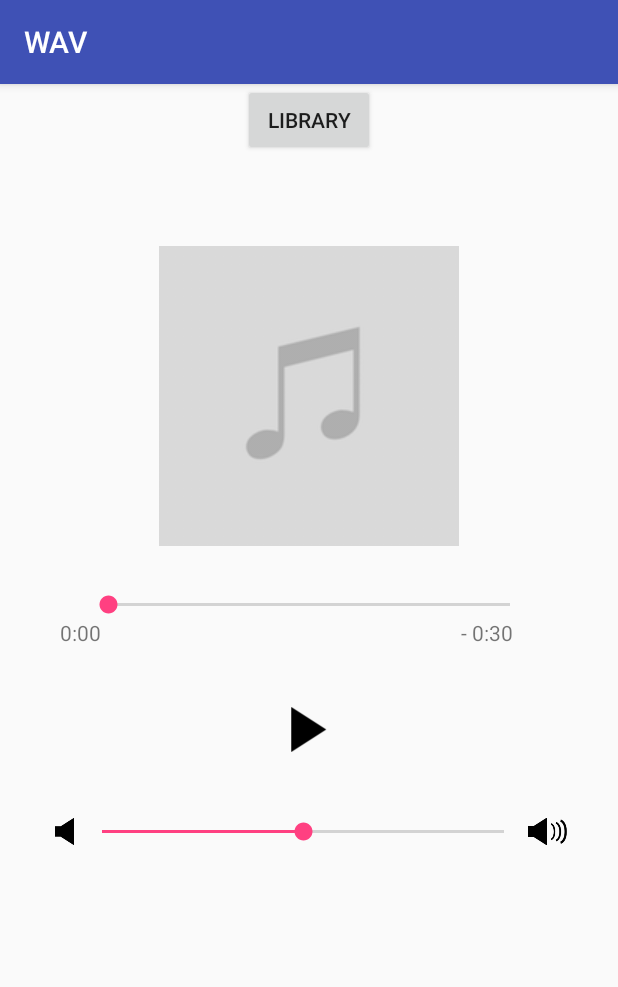
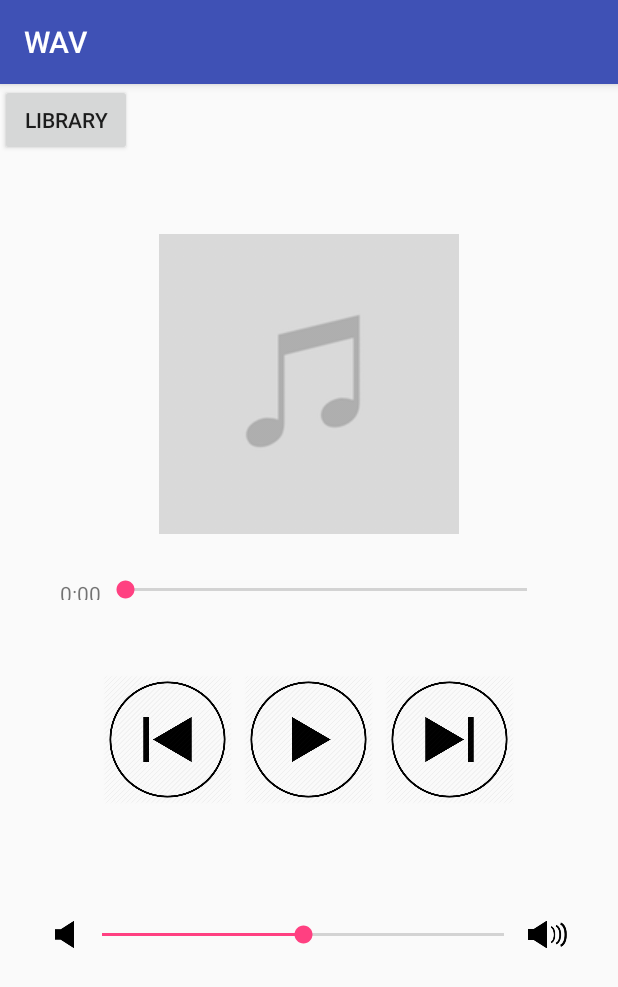
Before and after one commit to edwardvuong/WAV, an Android app: the screen it shows after launch (MainActivity), on a phone screen of 412 x 824 dp. Shown: the top 987 px of the screen. Run offline under Robolectric (Android 15) with nearby library versions, the phone set to English and light mode, and no system bars.

Commit message:
Updated player UI

```diff
--- a/app/build.gradle
+++ b/app/build.gradle
@@ -25,4 +25,5 @@ dependencies {
     testImplementation 'junit:junit:4.12'
     androidTestImplementation 'com.android.support.test:runner:1.0.2'
     androidTestImplementation 'com.android.support.test.espresso:espresso-core:3.0.2'
+    implementation 'com.android.support:design:28.0.0'
 }
--- a/app/src/main/java/com/wav/wav/MainActivity.java
+++ b/app/src/main/java/com/wav/wav/MainActivity.java
@@ -102,6 +102,7 @@ public class MainActivity extends AppCompatActivity {
             }
         }).start();
 
+        // Library Button
         Button btn = (Button)findViewById(R.id.librarybtn);
 
         btn.setOnClickListener(new View.OnClickListener() {
@@ -110,6 +111,8 @@ public class MainActivity extends AppCompatActivity {
                 startActivity(new Intent(MainActivity.this, Library.class));
             }
         });
+
+
 
     }
 
@@ -146,7 +149,7 @@ public class MainActivity extends AppCompatActivity {
         if (!mp.isPlaying()) {
             // Stopping
             mp.start();
-            playBtn.setBackgroundResource(R.drawable.stop);
+            playBtn.setBackgroundResource(R.drawable.pause);
 
         } else {
             // Playing
--- a/app/src/main/res/layout/activity_library.xml
+++ b/app/src/main/res/layout/activity_library.xml
@@ -4,21 +4,23 @@
     xmlns:tools="http://schemas.android.com/tools"
     android:layout_width="match_parent"
     android:layout_height="match_parent"
-    tools:context=".Library">
+    tools:context=".Library"
+    tools:layout_editor_absoluteY="81dp">
 
     <Button
         android:id="@+id/songs"
         android:layout_width="wrap_content"
         android:layout_height="wrap_content"
-        android:layout_marginBottom="5dp"
+        android:layout_marginBottom="1dp"
         android:layout_marginEnd="148dp"
         android:layout_marginLeft="148dp"
         android:layout_marginRight="148dp"
         android:layout_marginStart="148dp"
-        android:layout_marginTop="110dp"
+        android:layout_marginTop="100dp"
         android:text="Songs"
         app:layout_constraintBottom_toTopOf="@+id/artists"
         app:layout_constraintEnd_toEndOf="parent"
+        app:layout_constraintHorizontal_bias="0.0"
         app:layout_constraintStart_toStartOf="parent"
         app:layout_constraintTop_toTopOf="parent" />
 
@@ -26,7 +28,7 @@
         android:id="@+id/artists"
         android:layout_width="wrap_content"
         android:layout_height="wrap_content"
-        android:layout_marginBottom="10dp"
+        android:layout_marginBottom="1dp"
         android:layout_marginEnd="148dp"
         android:layout_marginLeft="148dp"
         android:layout_marginRight="148dp"
@@ -34,6 +36,7 @@
         android:text="Artists"
         app:layout_constraintBottom_toTopOf="@+id/albums"
         app:layout_constraintEnd_toEndOf="parent"
+        app:layout_constraintHorizontal_bias="0.0"
         app:layout_constraintStart_toStartOf="parent"
         app:layout_constraintTop_toBottomOf="@+id/songs" />
 
@@ -41,7 +44,7 @@
         android:id="@+id/albums"
         android:layout_width="wrap_content"
         android:layout_height="wrap_content"
-        android:layout_marginBottom="10dp"
+        android:layout_marginBottom="1dp"
         android:layout_marginEnd="148dp"
         android:layout_marginLeft="148dp"
         android:layout_marginRight="148dp"
@@ -56,7 +59,7 @@
         android:id="@+id/playlists"
         android:layout_width="wrap_content"
         android:layout_height="wrap_content"
-        android:layout_marginBottom="10dp"
+        android:layout_marginBottom="1dp"
         android:layout_marginEnd="144dp"
         android:layout_marginLeft="144dp"
         android:layout_marginRight="144dp"
@@ -77,7 +80,7 @@
         android:layout_marginLeft="137dp"
         android:layout_marginRight="137dp"
         android:layout_marginStart="137dp"
-        android:layout_marginTop="40dp"
+        android:layout_marginTop="8dp"
         android:text="Library"
         android:textSize="36sp"
         app:layout_constraintBottom_toTopOf="@+id/songs"
@@ -85,4 +88,20 @@
         app:layout_constraintStart_toStartOf="parent"
         app:layout_constraintTop_toTopOf="parent"
         tools:text="Library" />
+
+    <SearchView
+        android:id="@+id/searchBar"
+        android:layout_width="368dp"
+        android:layout_height="35dp"
+        android:layout_marginBottom="9dp"
+        android:layout_marginEnd="8dp"
+        android:layout_marginLeft="8dp"
+        android:layout_marginRight="8dp"
+        android:layout_marginStart="8dp"
+        android:layout_marginTop="8dp"
+        android:visibility="visible"
+        app:layout_constraintBottom_toTopOf="@+id/songs"
+        app:layout_constraintEnd_toEndOf="parent"
+        app:layout_constraintStart_toStartOf="parent"
+        app:layout_constraintTop_toBottomOf="@+id/library" />
 </android.support.constraint.ConstraintLayout>
--- a/app/src/main/res/layout/activity_main.xml
+++ b/app/src/main/res/layout/activity_main.xml
@@ -7,71 +7,148 @@
     tools:context="com.wav.wav.MainActivity"
     android:orientation="vertical"
     android:gravity="center_horizontal">
+<!--<android.support.constraint.ConstraintLayout xmlns:android="http://schemas.android.com/apk/res/android"-->
+    <!--xmlns:app="http://schemas.android.com/apk/res-auto"-->
+    <!--xmlns:tools="http://schemas.android.com/tools"-->
+    <!--android:layout_width="match_parent"-->
+    <!--android:layout_height="match_parent"-->
+    <!--tools:context=".Library"-->
+    <!--tools:layout_editor_absoluteY="81dp">-->
 
+    <TableRow
+        android:layout_width="match_parent"
+        android:layout_height="50dp">
         <Button
             android:id="@+id/librarybtn"
             android:layout_width="wrap_content"
             android:layout_height="wrap_content"
             android:text="Library"
+            tools:layout_editor_absoluteX="4dp"
+            tools:layout_editor_absoluteY="4dp"
             tools:text="Library" />
+    </TableRow>
+
 
     <ImageView
+        android:id="@+id/imageView3"
         android:layout_width="wrap_content"
         android:layout_height="wrap_content"
+        android:layout_marginEnd="8dp"
+        android:layout_marginLeft="8dp"
+        android:layout_marginRight="8dp"
+        android:layout_marginStart="8dp"
+        android:layout_marginTop="50dp"
         android:src="@drawable/image"
-        android:layout_marginTop="60dp"/>
+        app:layout_constraintEnd_toEndOf="parent"
+        app:layout_constraintStart_toStartOf="parent"
+        app:layout_constraintTop_toTopOf="parent" />
+
+
+    <LinearLayout
+        android:layout_width="match_parent"
+        android:layout_height="14dp"
+        android:layout_marginBottom="0dp"
+        android:layout_marginTop="30dp"
+        app:layout_constraintBottom_toTopOf="@+id/playBtn"
+        app:layout_constraintTop_toBottomOf="@+id/imageView3"
+        tools:layout_editor_absoluteX="0dp">
+
+        <TextView
+            android:id="@+id/elapsedTimeLabel"
+            android:layout_width="wrap_content"
+            android:layout_height="wrap_content"
+            android:layout_marginLeft="40dp"
+            android:text="0:11" />
 
         <SeekBar
             android:id="@+id/positionBar"
             android:layout_width="300dp"
             android:layout_height="wrap_content"
-        android:layout_marginTop="30dp"/>
+            tools:layout_editor_absoluteX="68dp"
+            tools:layout_editor_absoluteY="318dp" />
 
-    <LinearLayout
-        android:layout_width="match_parent"
-        android:layout_height="wrap_content">
-        <TextView
-            android:id="@+id/elapsedTimeLabel"
-            android:layout_width="wrap_content"
-            android:layout_height="wrap_content"
-            android:text="0:11"
-            android:layout_marginLeft="40dp"/>
         <TextView
             android:id="@+id/remainingTimeLabel"
             android:layout_width="wrap_content"
             android:layout_height="wrap_content"
-            android:text="-1:49"
-            android:layout_marginLeft="240dp"/>
+            android:layout_marginLeft="240dp"
+            android:text="-1:49" />
     </LinearLayout>
+
+
+    <TableRow
+        android:layout_width="match_parent"
+        android:layout_height="90dp"
+        android:layout_marginTop="50dp"
+        android:gravity="center_horizontal">
+
+        <Button
+            android:id="@+id/prevBtn"
+            android:layout_width="86dp"
+            android:layout_height="86dp"
+            android:layout_marginEnd="8dp"
+            android:layout_marginLeft="20dp"
+            android:layout_marginRight="8dp"
+            android:layout_marginStart="8dp"
+            android:background="@drawable/prev"
+            android:onClick="prevBtnClick"
+            app:layout_constraintEnd_toStartOf="@+id/playBtn"
+            app:layout_constraintStart_toStartOf="parent"
+            tools:layout_editor_absoluteY="349dp" />
+
 
         <Button
             android:id="@+id/playBtn"
-        android:layout_width="30dp"
-        android:layout_height="30dp"
+            android:layout_width="86dp"
+            android:layout_height="86dp"
             android:background="@drawable/play"
-        android:layout_marginTop="40dp"
-        android:onClick="playBtnClick"/>
+            android:onClick="playBtnClick"
+            tools:layout_editor_absoluteX="149dp"
+            tools:layout_editor_absoluteY="349dp" />
+
+        <Button
+            android:id="@+id/nextBtn"
+            android:layout_width="86dp"
+            android:layout_height="86dp"
+            android:layout_marginEnd="8dp"
+            android:layout_marginLeft="100dp"
+            android:layout_marginRight="0dp"
+            android:layout_marginStart="8dp"
+            android:background="@drawable/next"
+            android:onClick="nextBtnClick"
+            app:layout_constraintEnd_toEndOf="parent"
+            app:layout_constraintStart_toEndOf="@+id/playBtn"
+            tools:layout_editor_absoluteY="349dp" />
+
+    </TableRow>
 
     <LinearLayout
         android:layout_width="match_parent"
         android:layout_height="wrap_content"
+        android:layout_marginTop="70dp"
+        android:gravity="center"
         android:orientation="horizontal"
-        android:layout_marginTop="40dp"
-        android:gravity="center">
+        app:layout_constraintBottom_toBottomOf="parent"
+        app:layout_constraintTop_toBottomOf="@+id/playBtn"
+        tools:layout_editor_absoluteX="0dp">
+
         <ImageView
             android:layout_width="18dp"
             android:layout_height="18dp"
-            android:src="@drawable/sound"/>
+            android:src="@drawable/sound" />
+
         <SeekBar
             android:id="@+id/volumeBar"
             android:layout_width="300dp"
             android:layout_height="wrap_content"
-            android:progress="50"
-            android:max="100"/>
+            android:max="100"
+            android:progress="50" />
+
         <ImageView
             android:layout_width="26dp"
             android:layout_height="26dp"
-            android:src="@drawable/sound2"/>
+            android:src="@drawable/sound2" />
     </LinearLayout>
 
 </LinearLayout>
+<!--</android.support.constraint.ConstraintLayout>-->
```
Also changed, not shown: app/src/main/res/drawable/next.png (added), app/src/main/res/drawable/pause.png (added), app/src/main/res/drawable/play.png, app/src/main/res/drawable/prev.png (added), app/src/main/res/drawable/stop.png (deleted). Lines whose indentation alone changed are shown as unchanged.
